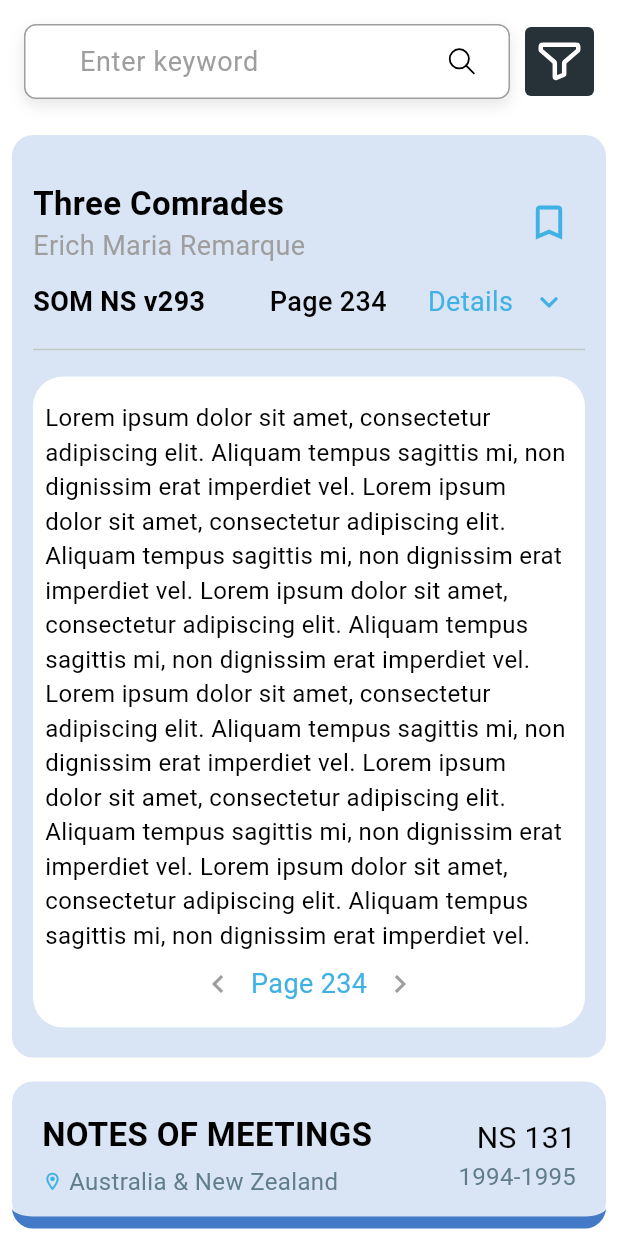
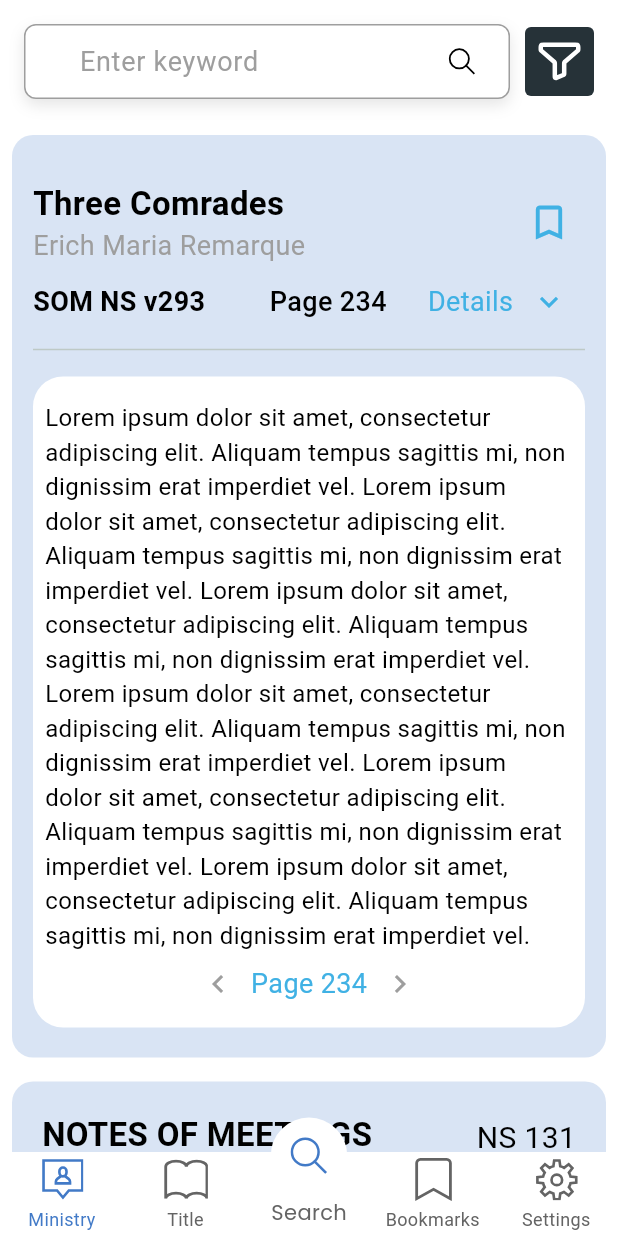
Before and after one commit to toluene5019/test_widgets, a Flutter app: the screen it shows after launch, on a phone screen of 412 x 824 dp. Run offline on Flutter 3.47's test engine with Material 3 defaults, Android fonts, the phone set to English and light mode, and no system bars; drawn by our look-alikes of persistent_bottom_nav_bar; our stand-ins replace flutter_svg, google_fonts, share_plus.

Commit message:
wip navbar

```diff
--- a/lib/colors.dart
+++ b/lib/colors.dart
@@ -12,4 +12,8 @@
   static const Color cardBottomColor = Color.fromARGB(255, 38, 71, 46);
 
   static const Color darkGrey = Color(0xFF646464);
+
+  static const Color blue = Color(0xFF427AC7);
+
+  static const Color white = Color.fromARGB(255, 255, 255, 255);
 }
--- a/lib/main.dart
+++ b/lib/main.dart
@@ -1,4 +1,5 @@
 import 'package:flutter/material.dart';
+import 'package:test_widgets/widgets/indago_bottom_navigation.dart';
 import 'package:test_widgets/widgets_page.dart';
 
 void main() {
@@ -16,7 +17,7 @@
         colorScheme: ColorScheme.fromSeed(seedColor: Colors.teal),
         useMaterial3: true,
       ),
-      home: const WidgetsPage(),
+      home: const IndagoBottomNavigation(),
     );
   }
 }
--- /dev/null
+++ b/lib/widgets/indago_bottom_navigation.dart
@@ -0,0 +1,166 @@
+import 'package:flutter/material.dart';
+import 'package:flutter_svg/svg.dart';
+import 'package:google_fonts/google_fonts.dart';
+// import 'package:indago/constants/app_strings.dart';
+// import 'package:indago/constants/text_styles.dart';
+// import 'package:indago/features/home/settings/presentation/pages/settings_page.dart';
+// import 'package:indago/features/ministry/presentation/pages/ministry_chapters_page.dart';
+// import 'package:indago/features/ministry/presentation/pages/ministry_page.dart';
+// import 'package:indago/old/pages/search_page.dart';
+import 'package:persistent_bottom_nav_bar/persistent_bottom_nav_bar.dart';
+import 'package:test_widgets/colors.dart';
+import 'package:test_widgets/widgets_page.dart';
+
+class IndagoBottomNavigation extends StatefulWidget {
+  const IndagoBottomNavigation({
+    super.key,
+  });
+
+  @override
+  State<IndagoBottomNavigation> createState() => _IndagoBottomNavigationState();
+}
+
+class _IndagoBottomNavigationState extends State<IndagoBottomNavigation> {
+  final PersistentTabController _controller =
+      PersistentTabController(initialIndex: 0);
+
+  @override
+  Widget build(BuildContext context) {
+    return PersistentTabView(
+      context,
+      controller: _controller,
+      screens: buildScreens(),
+      items: navBarItems(),
+      handleAndroidBackButtonPress: true,
+      // Default is true.
+      resizeToAvoidBottomInset: true,
+      // This needs to be true if you want to move up the screen on a non-scrollable screen when keyboard appears. Default is true.
+      stateManagement: true,
+      // Default is true.
+      hideNavigationBarWhenKeyboardAppears: true,
+      popBehaviorOnSelectedNavBarItemPress: PopBehavior.all,
+      // padding: const EdgeInsets.only(top: 1),
+      backgroundColor: AppColor.white,
+      isVisible: true,
+      animationSettings: const NavBarAnimationSettings(
+        navBarItemAnimation: ItemAnimationSettings(
+          // Navigation Bar's items animation properties.
+          duration: Duration(milliseconds: 400),
+          curve: Curves.ease,
+        ),
+        screenTransitionAnimation: ScreenTransitionAnimationSettings(
+          // Screen transition animation on change of selected tab.
+          animateTabTransition: true,
+          duration: Duration(milliseconds: 300),
+          screenTransitionAnimationType: ScreenTransitionAnimationType.fadeIn,
+        ),
+      ),
+      confineToSafeArea: true,
+      navBarHeight: kBottomNavigationBarHeight,
+      navBarStyle: NavBarStyle.style15,
+      // Choose the nav bar style with this property
+    );
+  }
+}
+
+List<Widget> buildScreens() {
+  return [
+    const WidgetsPage(),
+    const WidgetsPage(),
+    const WidgetsPage(),
+    const WidgetsPage(),
+    const WidgetsPage(),
+
+    // const SearchPage(),
+    // const MinistryChaptersPage(),
+    // const SearchPage(),
+    // const SettingsPage(),
+  ];
+}
+
+List<PersistentBottomNavBarItem> navBarItems() {
+  return [
+    PersistentBottomNavBarItem(
+      icon: SvgPicture.asset(
+        "assets/icons/ministry-1.svg",
+        width: 30,
+        height: 30,
+        colorFilter: const ColorFilter.mode(AppColor.blue, BlendMode.srcIn),
+      ),
+      inactiveIcon: SvgPicture.asset(
+        "assets/icons/ic_bottom_ministry.svg",
+        width: 30,
+        height: 30,
+        colorFilter: const ColorFilter.mode(AppColor.darkGrey, BlendMode.srcIn),
+      ),
+      title: ("Ministry"),
+      activeColorPrimary: AppColor.blue,
+      inactiveColorPrimary: AppColor.darkGrey,
+    ),
+    PersistentBottomNavBarItem(
+      icon: SvgPicture.asset(
+        "assets/icons/ic_bible.svg",
+        colorFilter: const ColorFilter.mode(AppColor.blue, BlendMode.srcIn),
+        width: 30,
+        height: 30,
+      ),
+      inactiveIcon: SvgPicture.asset(
+        "assets/icons/ic_bible.svg",
+        width: 30,
+        height: 30,
+        colorFilter: const ColorFilter.mode(AppColor.darkGrey, BlendMode.srcIn),
+      ),
+      title: ("Title"),
+      activeColorPrimary: AppColor.blue,
+      inactiveColorPrimary: AppColor.darkGrey,
+    ),
+    PersistentBottomNavBarItem(
+      icon: SvgPicture.asset(
+        "assets/icons/ic_search.svg",
+        width: 25,
+        height: 25,
+        colorFilter: const ColorFilter.mode(AppColor.blue, BlendMode.srcIn),
+      ),
+      title: ("Search"),
+      textStyle: GoogleFonts.poppins(),
+      activeColorPrimary: AppColor.white,
+      activeColorSecondary: AppColor.blue,
+      inactiveColorPrimary: AppColor.darkGrey,
+      inactiveColorSecondary: AppColor.darkGrey,
+    ),
+    PersistentBottomNavBarItem(
+      icon: SvgPicture.asset(
+        "assets/icons/ic_bookmarks.svg",
+        colorFilter: const ColorFilter.mode(AppColor.blue, BlendMode.srcIn),
+        width: 30,
+        height: 30,
+      ),
+      inactiveIcon: SvgPicture.asset(
+        "assets/icons/ic_bookmarks.svg",
+        width: 30,
+        height: 30,
+        colorFilter: const ColorFilter.mode(AppColor.darkGrey, BlendMode.srcIn),
+      ),
+      title: ("Bookmarks"),
+      activeColorPrimary: AppColor.blue,
+      inactiveColorPrimary: AppColor.darkGrey,
+    ),
+    PersistentBottomNavBarItem(
+      icon: SvgPicture.asset(
+        "assets/icons/ic_settings.svg",
+        width: 30,
+        height: 30,
+        colorFilter: const ColorFilter.mode(AppColor.blue, BlendMode.srcIn),
+      ),
+      inactiveIcon: SvgPicture.asset(
+        "assets/icons/ic_settings.svg",
+        width: 30,
+        height: 30,
+        colorFilter: const ColorFilter.mode(AppColor.darkGrey, BlendMode.srcIn),
+      ),
+      title: ("Settings"),
+      activeColorPrimary: AppColor.blue,
+      inactiveColorPrimary: AppColor.darkGrey,
+    ),
+  ];
+}
--- a/pubspec.yaml
+++ b/pubspec.yaml
@@ -37,6 +37,8 @@
   cupertino_icons: ^1.0.6
   share_plus: ^10.0.2
   flutter_svg: ^2.0.10+1
+  persistent_bottom_nav_bar: ^6.2.1
+  google_fonts: ^6.2.1
 
 dev_dependencies:
   flutter_test:
```
Also changed, not shown: assets/icons/ministry-1.svg (added), pubspec.lock.
